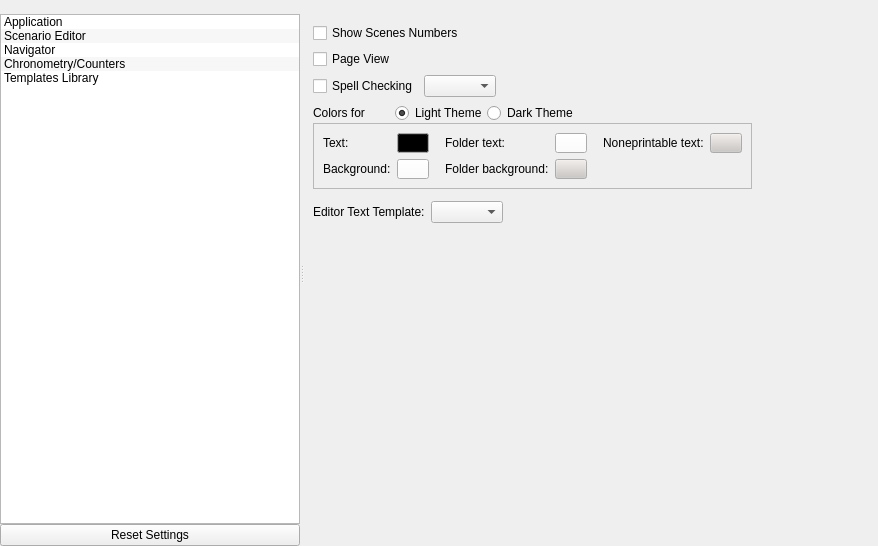
Before: the Qt Designer form src/bin/Scenarist/UserInterfaceLayer/Settings/SettingsView.ui in dimkanovikov/KITScenarist, drawn with Qt 5.
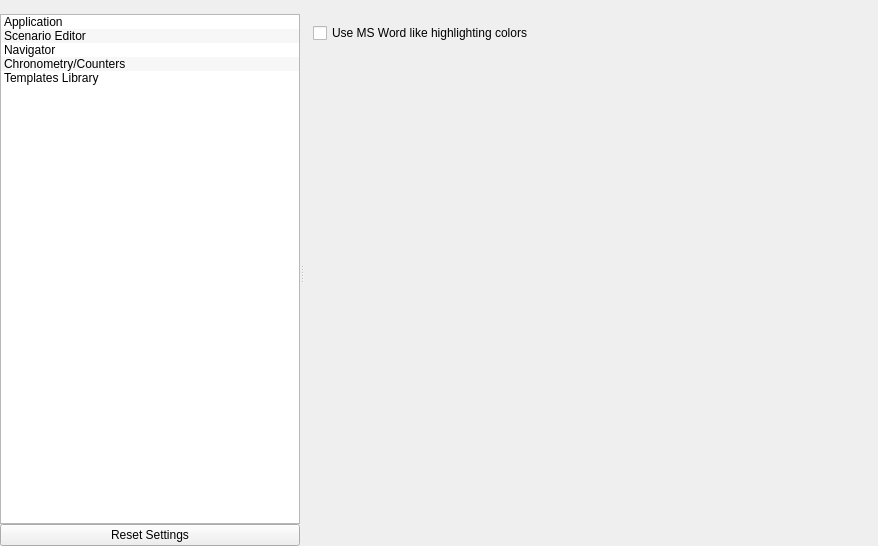
After: the same form once the commit is applied. The open tabs and pages were chosen to show the change. Icons and pictures are not drawn. Custom widgets are drawn as their Qt base class.

Commit message: Implement review panel for scenario editor

Diff of the .ui file:
```diff
--- a/src/bin/Scenarist/UserInterfaceLayer/Settings/SettingsView.ui
+++ b/src/bin/Scenarist/UserInterfaceLayer/Settings/SettingsView.ui
@@ -1312,6 +1312,30 @@
                </item>
               </layout>
              </widget>
+             <widget class="QWidget" name="scenarioReview">
+              <layout class="QGridLayout" name="gridLayout_16">
+               <item row="0" column="0">
+                <widget class="QCheckBox" name="reviewUseWordHighlight">
+                 <property name="text">
+                  <string>Use MS Word like highlighting colors</string>
+                 </property>
+                </widget>
+               </item>
+               <item row="1" column="0">
+                <spacer name="verticalSpacer_2">
+                 <property name="orientation">
+                  <enum>Qt::Vertical</enum>
+                 </property>
+                 <property name="sizeHint" stdset="0">
+                  <size>
+                   <width>20</width>
+                   <height>471</height>
+                  </size>
+                 </property>
+                </spacer>
+               </item>
+              </layout>
+             </widget>
             </widget>
            </item>
            <item row="0" column="1">
```
Left out of the diff: 2 changed lines with no effect on the pictures. The commit also changes 31 other files.
